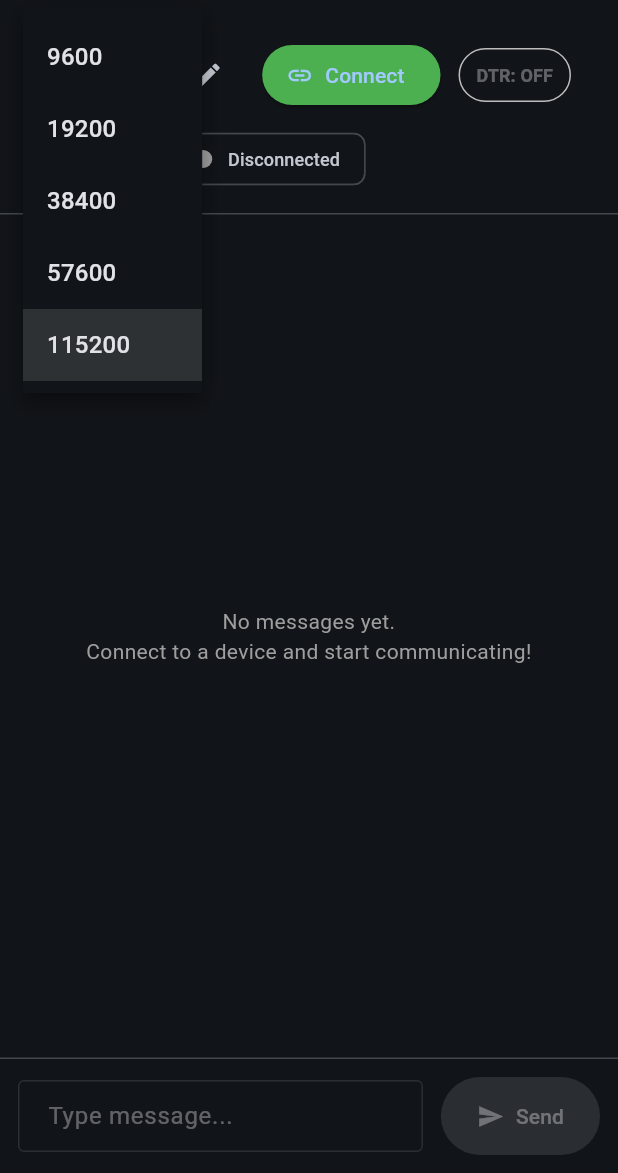
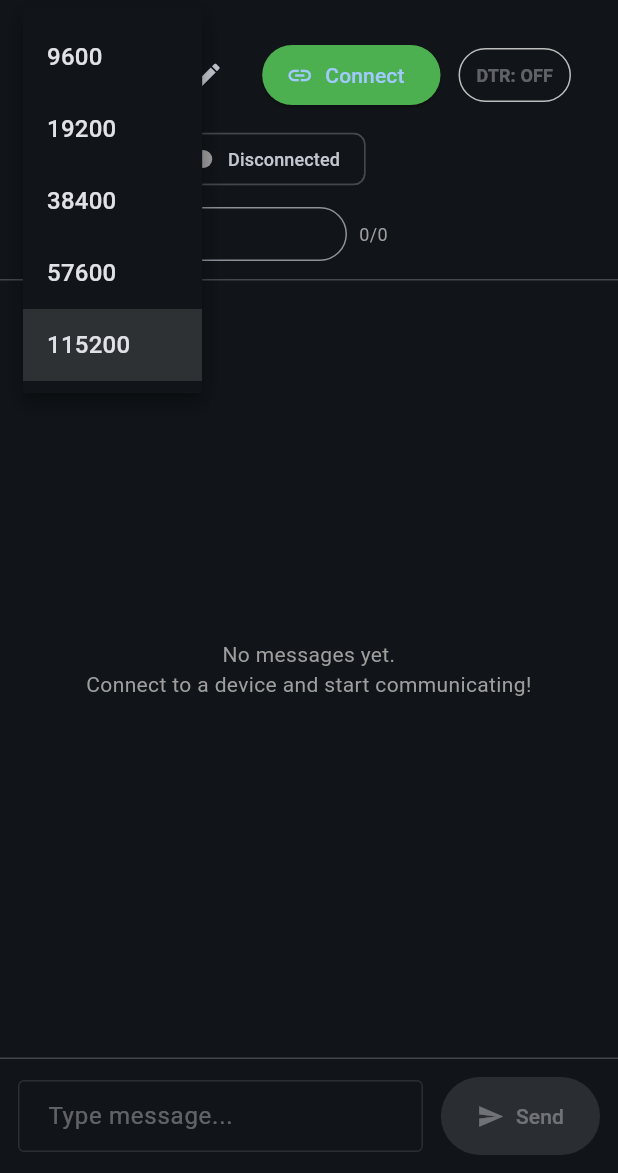
Before and after one commit to openshwprojects/OnlineSerialTerminal, a Flutter app: the screen it shows after launch, after a tap on "115200", on a phone screen of 412 x 824 dp, the part 63-1236 px from its top. Run offline on Flutter 3.47's test engine with Material 3 defaults, Android fonts, the phone set to English and light mode, and no system bars; our stand-ins replace shared_preferences, web; missing offline and left inert: dart:js_interop, libserialport, usb_serial.

Commit message:
jints etc

```diff
--- a/Project/lib/providers/serial_provider.dart
+++ b/Project/lib/providers/serial_provider.dart
@@ -4,9 +4,11 @@ import 'dart:typed_data';
 import 'package:flutter/foundation.dart';
 import '../models/uart_message.dart';
 import '../serial/serial_io.dart';
+import '../services/command_history_service.dart';
 
 class SerialProvider extends ChangeNotifier {
   final SerialTransport _transport;
+  final CommandHistoryService commandHistory = CommandHistoryService();
   StreamSubscription<Uint8List>? _dataSubscription;
 
   final List<UartMessage> _messages = [];
@@ -29,6 +31,7 @@ class SerialProvider extends ChangeNotifier {
 
   Future<void> _init() async {
     await _transport.init();
+    await commandHistory.init();
 
     // Listen to incoming data
     _dataSubscription = _transport.stream.listen(_onDataReceived);
@@ -182,6 +185,9 @@ class SerialProvider extends ChangeNotifier {
         timestamp: DateTime.now(),
         direction: MessageDirection.sent,
       ));
+
+      // Record in history for autocomplete
+      commandHistory.addCommand(text);
     } catch (e) {
       debugPrint('Send error: $e');
     }
--- a/Project/lib/screens/uart_terminal_screen.dart
+++ b/Project/lib/screens/uart_terminal_screen.dart
@@ -15,7 +15,10 @@ class UartTerminalScreen extends StatefulWidget {
 class _UartTerminalScreenState extends State<UartTerminalScreen> {
   final TextEditingController _messageController = TextEditingController();
   final TextEditingController _customBaudController = TextEditingController();
+  final TextEditingController _filterController = TextEditingController();
   final ScrollController _scrollController = ScrollController();
+  final FocusNode _messageFocusNode = FocusNode();
+  String _filterText = '';
 
   final List<int> _commonBaudRates = [9600, 19200, 38400, 57600, 115200];
   bool _useCustomBaud = false;
@@ -24,7 +27,9 @@ class _UartTerminalScreenState extends State<UartTerminalScreen> {
   void dispose() {
     _messageController.dispose();
     _customBaudController.dispose();
+    _filterController.dispose();
     _scrollController.dispose();
+    _messageFocusNode.dispose();
     super.dispose();
   }
 
@@ -48,6 +53,7 @@ class _UartTerminalScreenState extends State<UartTerminalScreen> {
     provider.sendMessage(text);
     _messageController.clear();
     _scrollToBottom();
+    _messageFocusNode.requestFocus();
   }
 
   bool _isDesktop() {
@@ -72,7 +78,7 @@ class _UartTerminalScreenState extends State<UartTerminalScreen> {
       ),
       body: Column(
         children: [
-          // Top control bar
+          // Top control bar (includes filter)
           _buildControlBar(),
 
           const Divider(height: 1),
@@ -116,6 +122,9 @@ class _UartTerminalScreenState extends State<UartTerminalScreen> {
 
               // Status indicator
               _buildStatusIndicator(provider),
+
+              // Filter
+              _buildFilterField(provider),
             ],
           ),
         );
@@ -304,6 +313,57 @@ class _UartTerminalScreenState extends State<UartTerminalScreen> {
     );
   }
 
+  Widget _buildFilterField(SerialProvider provider) {
+    final total = provider.messages.length;
+    final filtered = _filterText.isEmpty
+        ? total
+        : provider.messages
+            .where((m) => m.content.toLowerCase().contains(_filterText.toLowerCase()))
+            .length;
+
+    return Row(
+      mainAxisSize: MainAxisSize.min,
+      children: [
+        SizedBox(
+          width: 200,
+          height: 36,
+          child: TextField(
+            controller: _filterController,
+            decoration: InputDecoration(
+              hintText: 'Filter...',
+              prefixIcon: const Icon(Icons.search, size: 18),
+              prefixIconConstraints: const BoxConstraints(minWidth: 36),
+              isDense: true,
+              contentPadding: const EdgeInsets.symmetric(horizontal: 12, vertical: 8),
+              border: OutlineInputBorder(
+                borderRadius: BorderRadius.circular(18),
+              ),
+              suffixIcon: _filterText.isNotEmpty
+                  ? IconButton(
+                      icon: const Icon(Icons.clear, size: 16),
+                      padding: EdgeInsets.zero,
+                      onPressed: () {
+                        _filterController.clear();
+                        setState(() => _filterText = '');
+                      },
+                    )
+                  : null,
+            ),
+            style: const TextStyle(fontSize: 13),
+            onChanged: (value) {
+              setState(() => _filterText = value);
+            },
+          ),
+        ),
+        const SizedBox(width: 8),
+        Text(
+          '$filtered/$total',
+          style: const TextStyle(fontSize: 12, color: Colors.grey),
+        ),
+      ],
+    );
+  }
+
   Widget _buildMessageLog() {
     return Consumer<SerialProvider>(
       builder: (context, provider, _) {
@@ -317,15 +377,33 @@ class _UartTerminalScreenState extends State<UartTerminalScreen> {
           );
         }
 
-        // Auto-scroll when new messages arrive
+        final filtered = _filterText.isEmpty
+            ? provider.messages
+            : provider.messages
+                .where((m) => m.content.toLowerCase().contains(_filterText.toLowerCase()))
+                .toList();
+
+        if (filtered.isEmpty) {
+          return const Center(
+            child: Text(
+              'No messages match the filter.',
+              textAlign: TextAlign.center,
+              style: TextStyle(color: Colors.grey),
+            ),
+          );
+        }
+
+        // Auto-scroll when new messages arrive (only if not filtering)
+        if (_filterText.isEmpty) {
           _scrollToBottom();
+        }
 
         return ListView.builder(
           controller: _scrollController,
           padding: const EdgeInsets.all(8),
-          itemCount: provider.messages.length,
+          itemCount: filtered.length,
           itemBuilder: (context, index) {
-            return _buildMessageBubble(provider.messages[index]);
+            return _buildMessageBubble(filtered[index]);
           },
         );
       },
@@ -394,13 +472,56 @@ class _UartTerminalScreenState extends State<UartTerminalScreen> {
   Widget _buildInputArea() {
     return Consumer<SerialProvider>(
       builder: (context, provider, _) {
-        return Container(
+        final inputText = _messageController.text;
+        final suggestions = inputText.trim().isNotEmpty
+            ? provider.commandHistory.getSuggestions(inputText)
+            : <String>[];
+
+        return Column(
+          mainAxisSize: MainAxisSize.min,
+          children: [
+            // Suggestion chips
+            if (suggestions.isNotEmpty)
+              Container(
+                width: double.infinity,
+                padding: const EdgeInsets.symmetric(horizontal: 12, vertical: 4),
+                child: Wrap(
+                  spacing: 6,
+                  runSpacing: 4,
+                  children: suggestions.map((cmd) {
+                    final freq = provider.commandHistory.getFrequency(cmd);
+                    return InputChip(
+                      label: Text(
+                        '$cmd ($freq)',
+                        style: const TextStyle(fontSize: 12),
+                      ),
+                      materialTapTargetSize: MaterialTapTargetSize.shrinkWrap,
+                      visualDensity: VisualDensity.compact,
+                      deleteIcon: const Icon(Icons.close, size: 14),
+                      onDeleted: () async {
+                        await provider.commandHistory.deleteCommand(cmd);
+                        setState(() {});
+                      },
+                      onPressed: () {
+                        _messageController.text = cmd;
+                        _messageController.selection = TextSelection.fromPosition(
+                          TextPosition(offset: cmd.length),
+                        );
+                        setState(() {});
+                      },
+                    );
+                  }).toList(),
+                ),
+              ),
+            // Input row
+            Container(
               padding: const EdgeInsets.all(12),
               child: Row(
                 children: [
                   Expanded(
                     child: TextField(
                       controller: _messageController,
+                      focusNode: _messageFocusNode,
                       enabled: provider.isConnected,
                       decoration: const InputDecoration(
                         hintText: 'Type message...',
@@ -410,6 +531,7 @@ class _UartTerminalScreenState extends State<UartTerminalScreen> {
                           vertical: 12,
                         ),
                       ),
+                      onChanged: (_) => setState(() {}),
                       onSubmitted: (_) => _sendMessage(),
                     ),
                   ),
@@ -427,6 +549,8 @@ class _UartTerminalScreenState extends State<UartTerminalScreen> {
                   ),
                 ],
               ),
+            ),
+          ],
         );
       },
     );
--- /dev/null
+++ b/Project/lib/services/command_history_service.dart
@@ -0,0 +1,81 @@
+import 'dart:convert';
+import 'package:shared_preferences/shared_preferences.dart';
+
+/// Persistent command history with frequency tracking.
+/// Commands are stored as a JSON map { command: frequency }.
+/// Max command length: 1024 chars. Max history entries: 500.
+class CommandHistoryService {
+  static const String _storageKey = 'command_history';
+  static const int maxCommandLength = 1024;
+  static const int maxEntries = 500;
+
+  Map<String, int> _history = {};
+  bool _initialized = false;
+
+  /// Load history from persistent storage.
+  Future<void> init() async {
+    if (_initialized) return;
+    final prefs = await SharedPreferences.getInstance();
+    final raw = prefs.getString(_storageKey);
+    if (raw != null) {
+      try {
+        final decoded = json.decode(raw) as Map<String, dynamic>;
+        _history = decoded.map((k, v) => MapEntry(k, v as int));
+      } catch (_) {
+        _history = {};
+      }
+    }
+    _initialized = true;
+  }
+
+  /// Record a sent command. Increments frequency count.
+  Future<void> addCommand(String command) async {
+    final trimmed = command.trim();
+    if (trimmed.isEmpty) return;
+
+    // Enforce max command length
+    final stored = trimmed.length > maxCommandLength
+        ? trimmed.substring(0, maxCommandLength)
+        : trimmed;
+
+    _history[stored] = (_history[stored] ?? 0) + 1;
+
+    // Prune if over limit: remove least-used entries
+    if (_history.length > maxEntries) {
+      final sorted = _history.entries.toList()
+        ..sort((a, b) => a.value.compareTo(b.value));
+      final toRemove = sorted.take(_history.length - maxEntries);
+      for (final entry in toRemove) {
+        _history.remove(entry.key);
+      }
+    }
+
+    await _save();
+  }
+
+  /// Get suggestions matching [prefix], sorted by frequency (highest first).
+  /// Returns at most [limit] results.
+  List<String> getSuggestions(String prefix, {int limit = 10}) {
+    if (prefix.trim().isEmpty) return [];
+    final lower = prefix.toLowerCase();
+    final matches = _history.entries
+        .where((e) => e.key.toLowerCase().contains(lower))
+        .toList()
+      ..sort((a, b) => b.value.compareTo(a.value));
+    return matches.take(limit).map((e) => e.key).toList();
+  }
+
+  /// Delete a command from history.
+  Future<void> deleteCommand(String command) async {
+    _history.remove(command);
+    await _save();
+  }
+
+  /// Get frequency count for a command.
+  int getFrequency(String command) => _history[command] ?? 0;
+
+  Future<void> _save() async {
+    final prefs = await SharedPreferences.getInstance();
+    await prefs.setString(_storageKey, json.encode(_history));
+  }
+}
--- a/Project/pubspec.yaml
+++ b/Project/pubspec.yaml
@@ -27,6 +27,9 @@ dependencies:
   # UI components
   cupertino_icons: ^1.0.8
 
+  # Persistent storage
+  shared_preferences: ^2.3.0
+
 dev_dependencies:
   flutter_test:
     sdk: flutter
```
Also changed, not shown: Project/pubspec.lock. Lines whose indentation alone changed are shown as unchanged.
